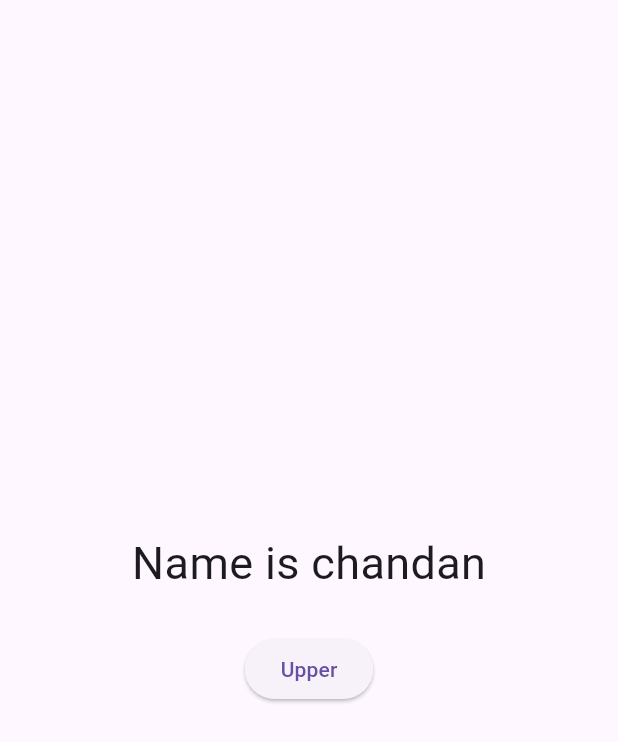
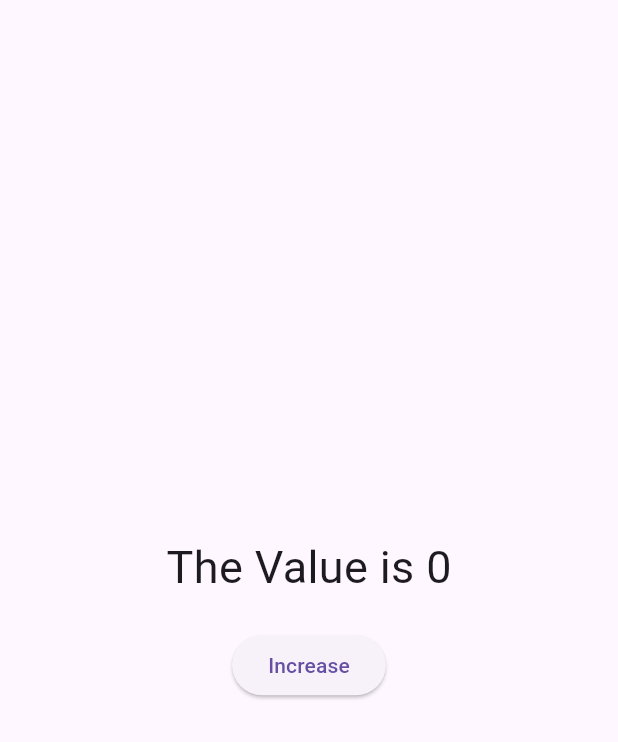
Before and after one commit to ChandanGupta31/get_x, a Flutter app: the screen it shows after launch, on a phone screen of 412 x 824 dp. Shown: the top 742 px of the screen. Run offline on Flutter 3.47's test engine with Material 3 defaults, Android fonts, the phone set to English and light mode, and no system bars; our stand-ins replace get.

Commit message:
Reactive State GetX Controller Type

```diff
--- /dev/null
+++ b/lib/get_x/9_getx_controller_type/business_logic.dart
@@ -0,0 +1,10 @@
+import 'package:get/get.dart';
+
+class MyController extends GetxController{
+
+  var count = 0.obs;
+
+  void increment(){
+    count++;
+  }
+}
--- /dev/null
+++ b/lib/get_x/9_getx_controller_type/ui.dart
@@ -0,0 +1,49 @@
+import 'package:flutter/material.dart';
+import 'package:get/get.dart';
+import 'package:get_x/get_x/9_getx_controller_type/business_logic.dart';
+
+class GetxControllerType extends StatelessWidget {
+  GetxControllerType({super.key});
+
+  // if init property is not used int he GetX<Type of Controller> then
+  // create the instance of controller as follow
+  // MyController myController = Get.put(MyController());
+
+  @override
+  Widget build(BuildContext context) {
+    return Scaffold(
+      body: Center(
+        child: Column(
+          mainAxisAlignment: MainAxisAlignment.center,
+          children: [
+            GetX(
+                init: MyController(),
+                builder: (controller) {
+                  return Text(
+                    'The Value is ${controller.count}',
+                    style: TextStyle(
+                      fontSize: 30,
+                    ),
+                  );
+                },
+            ),
+            SizedBox(
+              height: 20,
+            ),
+            ElevatedButton(
+              child: Text('Increase'),
+              onPressed: (){
+                // if the controller is initialize at the top then use this method
+                // myController.increment();
+
+
+                // if the controller is initialize in the body for a widget then use this method
+                Get.find<MyController>().increment();
+              },
+            ),
+          ],
+        ),
+      ),
+    );
+  }
+}
--- a/lib/main.dart
+++ b/lib/main.dart
@@ -8,6 +8,7 @@ import 'package:get_x/get_x/5_route_navigation_named.dart';
 import 'package:get_x/get_x/6_state_management_reactive_state_manager_using_obx.dart';
 import 'package:get_x/get_x/7_state_management_custom_class.dart';
 import 'package:get_x/get_x/8_getx_controller_separating_business_logic_and_ui/ui.dart';
+import 'package:get_x/get_x/9_getx_controller_type/ui.dart';
 
 void main() {
   runApp(GetMaterialApp(
@@ -15,7 +16,7 @@ void main() {
     initialRoute: '/',
     defaultTransition: Transition.zoom,
     getPages: [
-      GetPage(name: '/', page:() => GetXcontrollerSeparatingBusinessLogicAndUI()),
+      GetPage(name: '/', page:() => GetxControllerType()),
       GetPage(
         name: '/home',
         page: ()=> SnackBarScreen(),
```
